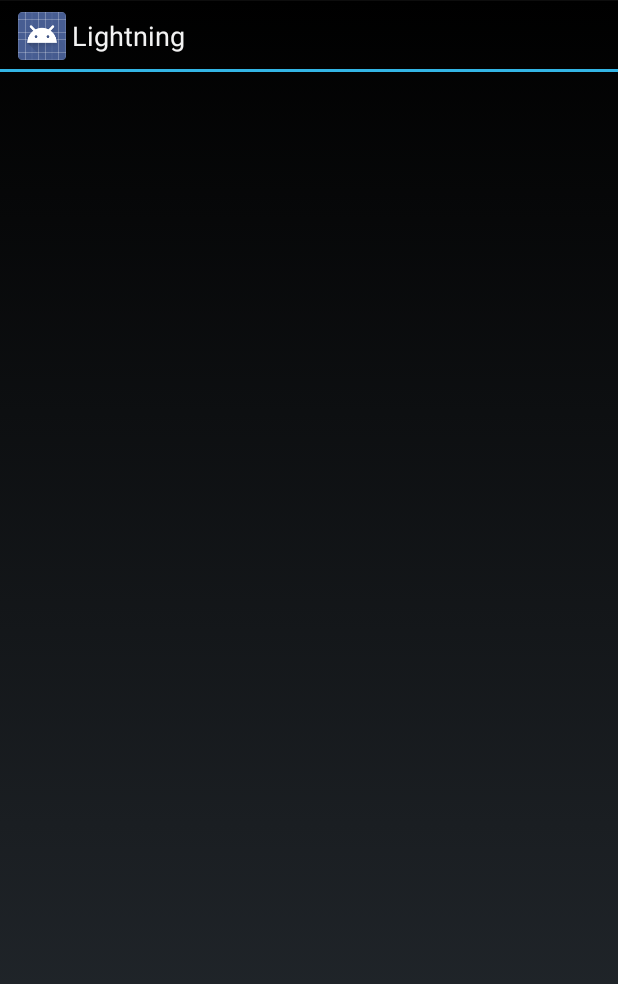
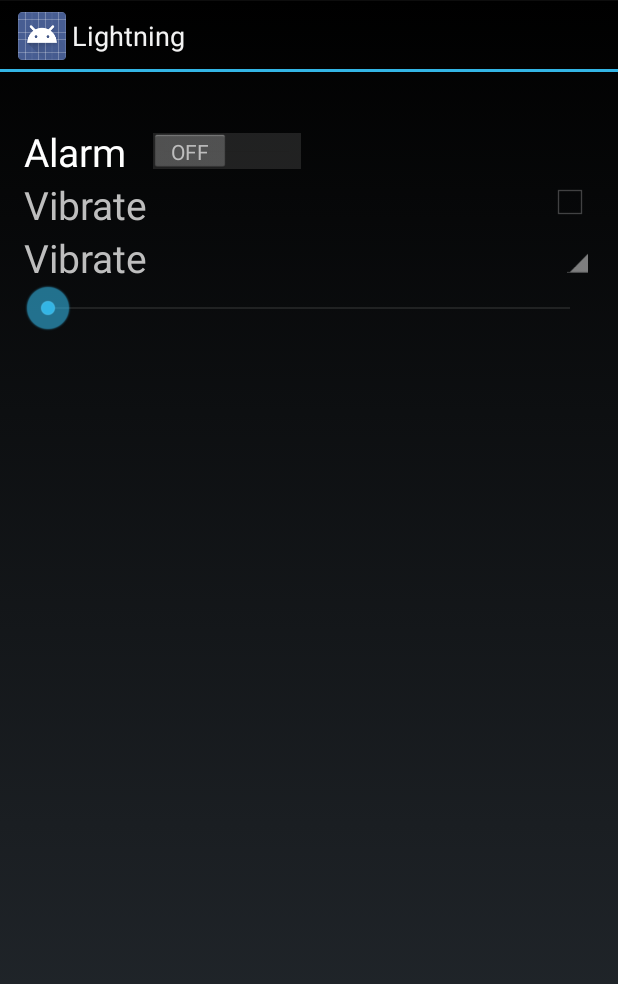
Before and after one commit to calvin-li/Lightning, an Android app: the screen it shows after launch (MainActivity), on a phone screen of 412 x 824 dp. Shown: the top 984 px of the screen. Run offline under Robolectric (Android 15) with nearby library versions, the phone set to English and light mode, and no system bars.

Commit message:
Added basic layout.

```diff
--- a/Lightning/src/main/res/layout/activity_main.xml
+++ b/Lightning/src/main/res/layout/activity_main.xml
@@ -1,4 +1,4 @@
-<RelativeLayout xmlns:android="http://schemas.android.com/apk/res/android"
+<FrameLayout xmlns:android="http://schemas.android.com/apk/res/android"
     xmlns:tools="http://schemas.android.com/tools"
     android:layout_width="match_parent"
     android:layout_height="match_parent"
@@ -8,10 +8,80 @@
     android:paddingBottom="@dimen/activity_vertical_margin"
     tools:context=".MainActivity">
 
-    <TextView
-        android:layout_width="wrap_content"
-        android:layout_height="wrap_content"
-        android:id="@+id/scouter"
-        android:text="@string/hello_world" />
+    <ScrollView
+        android:layout_width="match_parent"
+        android:layout_height="match_parent"
+        android:id="@+id/scrollView" >
 
-</RelativeLayout>
+        <LinearLayout
+            android:orientation="vertical"
+            android:layout_width="match_parent"
+            android:layout_height="wrap_content">
+
+            <TextView
+                android:layout_width="wrap_content"
+                android:layout_height="wrap_content"
+                android:id="@+id/scouter"
+                android:text="@string/hello_world"
+                android:layout_gravity="right" />
+
+            <Switch
+                android:layout_width="wrap_content"
+                android:layout_height="wrap_content"
+                android:text="Alarm"
+                android:id="@+id/switch1"
+                android:textSize="26dp" />
+
+            <RelativeLayout
+                android:layout_width="fill_parent"
+                android:layout_height="fill_parent">
+
+                <TextView
+                    android:layout_width="wrap_content"
+                    android:layout_height="match_parent"
+                    android:text="Vibrate"
+                    android:id="@+id/textView"
+                    android:layout_alignParentStart="true"
+                    android:layout_centerInParent="true"
+                    android:textSize="26dp" />
+
+                <CheckBox
+                    android:layout_width="wrap_content"
+                    android:layout_height="wrap_content"
+                    android:id="@+id/checkBox"
+                    android:layout_alignParentEnd="true" />
+            </RelativeLayout>
+
+            <RelativeLayout
+                android:layout_width="fill_parent"
+                android:layout_height="fill_parent">
+
+                <TextView
+                    android:layout_width="wrap_content"
+                    android:layout_height="match_parent"
+                    android:text="Vibrate"
+                    android:id="@+id/textView2"
+                    android:layout_alignParentStart="true"
+                    android:layout_centerInParent="true"
+                    android:textSize="26dp" />
+
+                <Spinner
+                    android:layout_width="wrap_content"
+                    android:layout_height="wrap_content"
+                    android:id="@+id/spinner"
+                    android:layout_alignParentEnd="true"
+                    android:layout_alignParentStart="false"
+                    android:layout_alignParentTop="true" />
+
+            </RelativeLayout>
+
+            <SeekBar
+                android:layout_width="match_parent"
+                android:layout_height="wrap_content"
+                android:id="@+id/full"
+                android:clickable="false" />
+
+        </LinearLayout>
+    </ScrollView>
+
+</FrameLayout>
```
Also changed, not shown: 1 other file.
